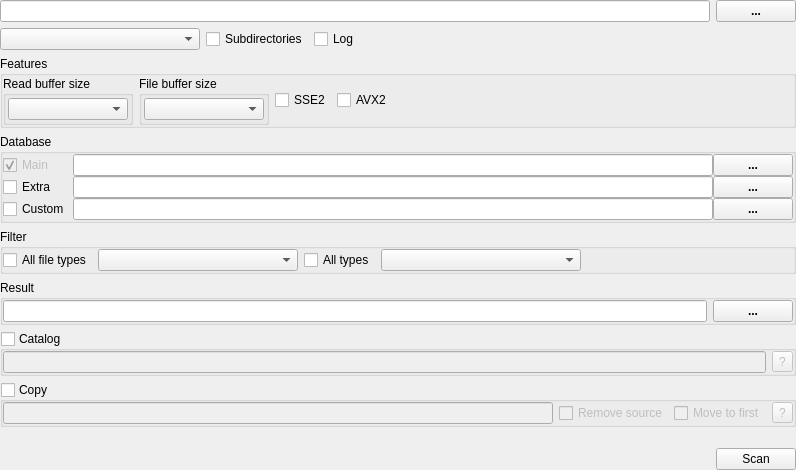
This is xscansortwidget.ui in horsicq/XScanEngine as Qt 5 draws it before an edit. The edited form follows.
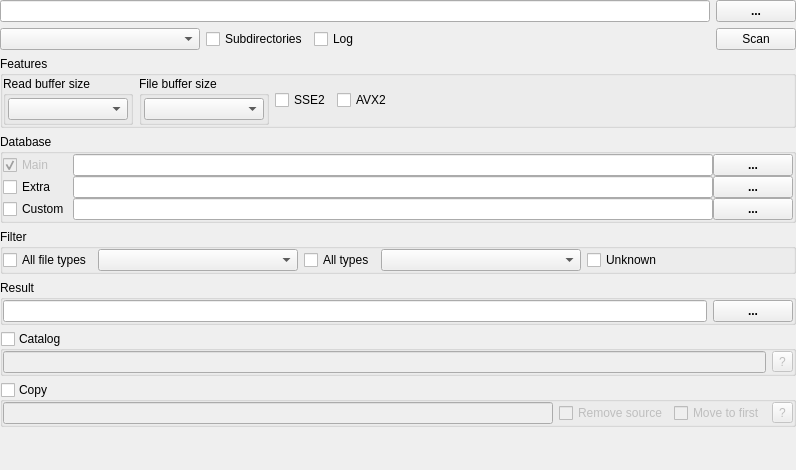
This is the edited form. Custom widgets are drawn as their Qt base class.

Commit message: feat: add unknown record support and refactor collection handling

```diff
--- a/xscansortwidget.ui
+++ b/xscansortwidget.ui
@@ -84,6 +84,13 @@
        </property>
       </spacer>
      </item>
+     <item>
+      <widget class="QPushButton" name="pushButtonScan">
+       <property name="text">
+        <string>Scan</string>
+       </property>
+      </widget>
+     </item>
    </layout>
   </item>
   <item>
@@ -380,6 +387,13 @@
         </property>
        </widget>
       </item>
+      <item>
+       <widget class="QCheckBox" name="checkBoxUnknown">
+        <property name="text">
+         <string>Unknown</string>
+        </property>
+       </widget>
+      </item>
       <item>
        <spacer name="horizontalSpacer_3">
         <property name="orientation">
@@ -534,28 +548,7 @@
     </spacer>
    </item>
    <item>
-    <layout class="QHBoxLayout" name="horizontalLayout_4">
-     <item>
-      <spacer name="horizontalSpacer_2">
-       <property name="orientation">
-        <enum>Qt::Horizontal</enum>
-       </property>
-       <property name="sizeHint" stdset="0">
-        <size>
-         <width>40</width>
-         <height>20</height>
-        </size>
-       </property>
-      </spacer>
-     </item>
-     <item>
-      <widget class="QPushButton" name="pushButtonScan">
-       <property name="text">
-        <string>Scan</string>
-       </property>
-      </widget>
-     </item>
-    </layout>
+    <layout class="QHBoxLayout" name="horizontalLayout_4"/>
    </item>
   </layout>
  </widget>
```
Lines whose indentation alone changed are shown as unchanged. The commit also changes 5 other files.
